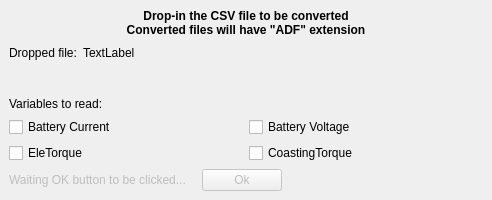
Before: the Qt Designer form mainwindow.ui in max-privato/CanzeLogRead, drawn with Qt 5.
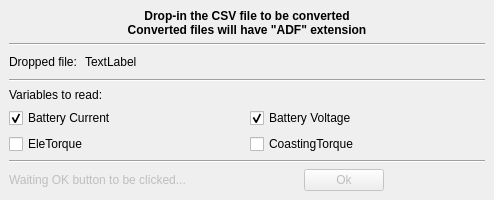
After: the same form once the commit is applied.

Commit message: This is the first working version!

The edit to the form file:
```diff
--- a/mainwindow.ui
+++ b/mainwindow.ui
@@ -6,7 +6,7 @@
    <rect>
     <x>0</x>
     <y>0</y>
-    <width>424</width>
+    <width>494</width>
     <height>200</height>
    </rect>
   </property>
@@ -32,6 +32,13 @@
       </property>
      </widget>
     </item>
+    <item>
+     <widget class="Line" name="line_3">
+      <property name="orientation">
+       <enum>Qt::Horizontal</enum>
+      </property>
+     </widget>
+    </item>
     <item>
      <layout class="QHBoxLayout" name="horizontalLayout">
       <item>
@@ -85,6 +92,13 @@
       </property>
      </spacer>
     </item>
+    <item>
+     <widget class="Line" name="line_2">
+      <property name="orientation">
+       <enum>Qt::Horizontal</enum>
+      </property>
+     </widget>
+    </item>
     <item>
      <widget class="QLabel" name="label_5">
       <property name="text">
@@ -102,6 +116,9 @@
         <property name="text">
          <string>Battery Current</string>
         </property>
+        <property name="checked">
+         <bool>true</bool>
+        </property>
        </widget>
       </item>
       <item row="0" column="1">
@@ -112,6 +129,9 @@
         <property name="text">
          <string>Battery Voltage</string>
         </property>
+        <property name="checked">
+         <bool>true</bool>
+        </property>
        </widget>
       </item>
       <item row="1" column="0">
@@ -136,6 +156,13 @@
       </item>
      </layout>
     </item>
+    <item>
+     <widget class="Line" name="line">
+      <property name="orientation">
+       <enum>Qt::Horizontal</enum>
+      </property>
+     </widget>
+    </item>
     <item>
      <layout class="QHBoxLayout" name="horizontalLayout_2">
       <item>
@@ -148,6 +175,19 @@
         </property>
        </widget>
       </item>
+      <item>
+       <spacer name="horizontalSpacer_3">
+        <property name="orientation">
+         <enum>Qt::Horizontal</enum>
+        </property>
+        <property name="sizeHint" stdset="0">
+         <size>
+          <width>40</width>
+          <height>20</height>
+         </size>
+        </property>
+       </spacer>
+      </item>
       <item>
        <widget class="QPushButton" name="okButton">
         <property name="enabled">
```
The commit also changes 2 other files.
